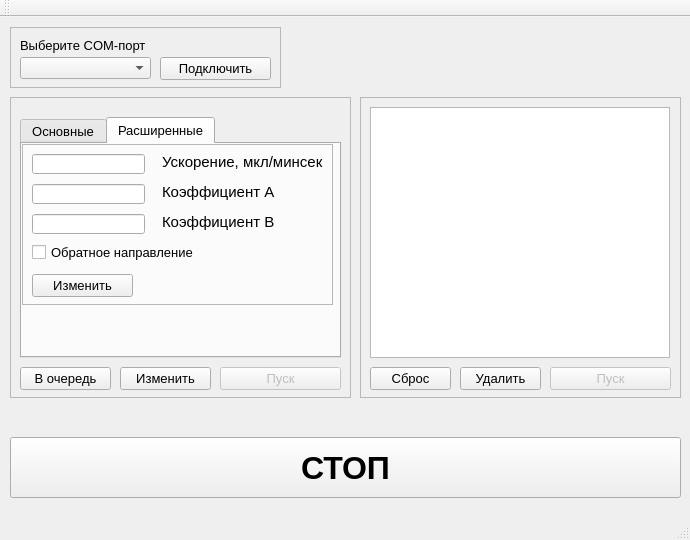
The window that MC3/MC3/mainwindow.ui (Vlad104/Monorotor_Commander_Desktop) describes before a commit, drawn with Qt 5.
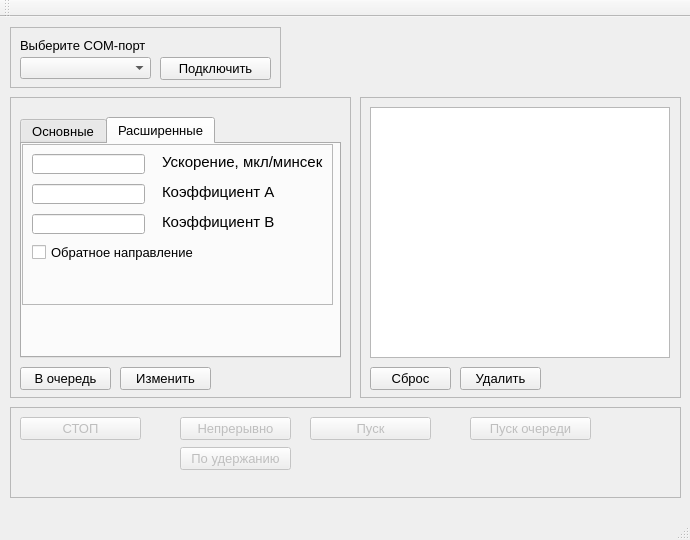
The same window after the commit. The open tabs and pages were chosen to show the change.

Diff of the .ui file:
```diff
--- a/MC3/MC3/mainwindow.ui
+++ b/MC3/MC3/mainwindow.ui
@@ -68,22 +68,6 @@
       <string>В очередь</string>
      </property>
     </widget>
-    <widget class="QPushButton" name="pushButton_singleStart">
-     <property name="enabled">
-      <bool>false</bool>
-     </property>
-     <property name="geometry">
-      <rect>
-       <x>210</x>
-       <y>270</y>
-       <width>121</width>
-       <height>23</height>
-      </rect>
-     </property>
-     <property name="text">
-      <string>Пуск</string>
-     </property>
-    </widget>
     <widget class="QTabWidget" name="tabWidget_model">
      <property name="geometry">
       <rect>
@@ -462,19 +446,6 @@
          <string>Обратное направление</string>
         </property>
        </widget>
-       <widget class="QPushButton" name="pushButton_specChange">
-        <property name="geometry">
-         <rect>
-          <x>10</x>
-          <y>130</y>
-          <width>101</width>
-          <height>23</height>
-         </rect>
-        </property>
-        <property name="text">
-         <string>Изменить</string>
-        </property>
-       </widget>
       </widget>
      </widget>
     </widget>
@@ -507,22 +478,6 @@
     <property name="frameShadow">
      <enum>QFrame::Plain</enum>
     </property>
-    <widget class="QPushButton" name="pushButton_start">
-     <property name="enabled">
-      <bool>false</bool>
-     </property>
-     <property name="geometry">
-      <rect>
-       <x>190</x>
-       <y>270</y>
-       <width>121</width>
-       <height>23</height>
-      </rect>
-     </property>
-     <property name="text">
-      <string>Пуск</string>
-     </property>
-    </widget>
     <widget class="QPushButton" name="pushButton_delete">
      <property name="geometry">
       <rect>
@@ -659,25 +614,116 @@
      </property>
     </widget>
    </widget>
-   <widget class="QPushButton" name="pushButton_stop">
+   <widget class="QFrame" name="frame_transmit">
+    <property name="enabled">
+     <bool>false</bool>
+    </property>
     <property name="geometry">
      <rect>
       <x>10</x>
-      <y>420</y>
+      <y>390</y>
       <width>671</width>
-      <height>61</height>
+      <height>91</height>
      </rect>
     </property>
-    <property name="font">
-     <font>
-      <pointsize>24</pointsize>
-      <weight>75</weight>
-      <bold>true</bold>
-     </font>
+    <property name="frameShape">
+     <enum>QFrame::StyledPanel</enum>
     </property>
-    <property name="text">
-     <string>СТОП</string>
+    <property name="frameShadow">
+     <enum>QFrame::Plain</enum>
     </property>
+    <widget class="QPushButton" name="pushButton_stop">
+     <property name="geometry">
+      <rect>
+       <x>10</x>
+       <y>10</y>
+       <width>121</width>
+       <height>23</height>
+      </rect>
+     </property>
+     <property name="font">
+      <font>
+       <pointsize>10</pointsize>
+       <weight>50</weight>
+       <bold>false</bold>
+      </font>
+     </property>
+     <property name="text">
+      <string>СТОП</string>
+     </property>
+    </widget>
+    <widget class="QPushButton" name="pushButton_continues">
+     <property name="geometry">
+      <rect>
+       <x>170</x>
+       <y>10</y>
+       <width>111</width>
+       <height>23</height>
+      </rect>
+     </property>
+     <property name="font">
+      <font>
+       <pointsize>10</pointsize>
+       <weight>50</weight>
+       <bold>false</bold>
+      </font>
+     </property>
+     <property name="text">
+      <string>Непрерывно</string>
+     </property>
+    </widget>
+    <widget class="QPushButton" name="pushButton_singleStart">
+     <property name="enabled">
+      <bool>false</bool>
+     </property>
+     <property name="geometry">
+      <rect>
+       <x>300</x>
+       <y>10</y>
+       <width>121</width>
+       <height>23</height>
+      </rect>
+     </property>
+     <property name="text">
+      <string>Пуск</string>
+     </property>
+    </widget>
+    <widget class="QPushButton" name="pushButton_start">
+     <property name="enabled">
+      <bool>false</bool>
+     </property>
+     <property name="geometry">
+      <rect>
+       <x>460</x>
+       <y>10</y>
+       <width>121</width>
+       <height>23</height>
+      </rect>
+     </property>
+     <property name="text">
+      <string>Пуск очереди</string>
+     </property>
+    </widget>
+    <widget class="QPushButton" name="pushButton_continues_pressed">
+     <property name="geometry">
+      <rect>
+       <x>170</x>
+       <y>40</y>
+       <width>111</width>
+       <height>23</height>
+      </rect>
+     </property>
+     <property name="font">
+      <font>
+       <pointsize>10</pointsize>
+       <weight>50</weight>
+       <bold>false</bold>
+      </font>
+     </property>
+     <property name="text">
+      <string>По удержанию</string>
+     </property>
+    </widget>
    </widget>
   </widget>
   <widget class="QMenuBar" name="menuBar">
```
